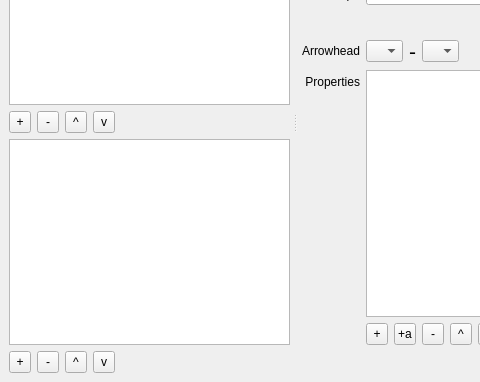
Above: src/gui/styleeditor.ui from tikzit/tikzit before the change; both pictures show x 0 to 480 and y 138 to 520 of the 662 by 520 pixel window. Below: the same form after it.
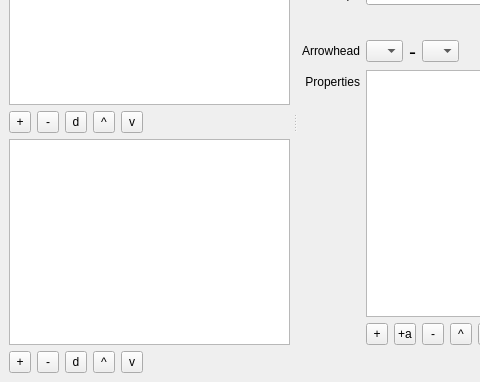
That is the form after the change.

Commit message: Duplicate styles

Diff of the .ui file:
```diff
--- a/src/gui/styleeditor.ui
+++ b/src/gui/styleeditor.ui
@@ -91,6 +91,30 @@
             </property>
            </widget>
           </item>
+          <item>
+           <widget class="QToolButton" name="duplicateStyle">
+            <property name="minimumSize">
+             <size>
+              <width>22</width>
+              <height>22</height>
+             </size>
+            </property>
+            <property name="maximumSize">
+             <size>
+              <width>22</width>
+              <height>22</height>
+             </size>
+            </property>
+            <property name="font">
+             <font>
+              <pointsize>9</pointsize>
+             </font>
+            </property>
+            <property name="text">
+             <string>d</string>
+            </property>
+           </widget>
+          </item>
           <item>
            <widget class="QToolButton" name="styleUp">
             <property name="minimumSize">
@@ -214,6 +238,30 @@
             </property>
            </widget>
           </item>
+          <item>
+           <widget class="QToolButton" name="duplicateEdgeStyle">
+            <property name="minimumSize">
+             <size>
+              <width>22</width>
+              <height>22</height>
+             </size>
+            </property>
+            <property name="maximumSize">
+             <size>
+              <width>22</width>
+              <height>22</height>
+             </size>
+            </property>
+            <property name="font">
+             <font>
+              <pointsize>9</pointsize>
+             </font>
+            </property>
+            <property name="text">
+             <string>d</string>
+            </property>
+           </widget>
+          </item>
           <item>
            <widget class="QToolButton" name="edgeStyleUp">
             <property name="minimumSize">
```
Left out of the diff: 3 changed lines with no effect on the pictures. The commit also changes 2 other files.
